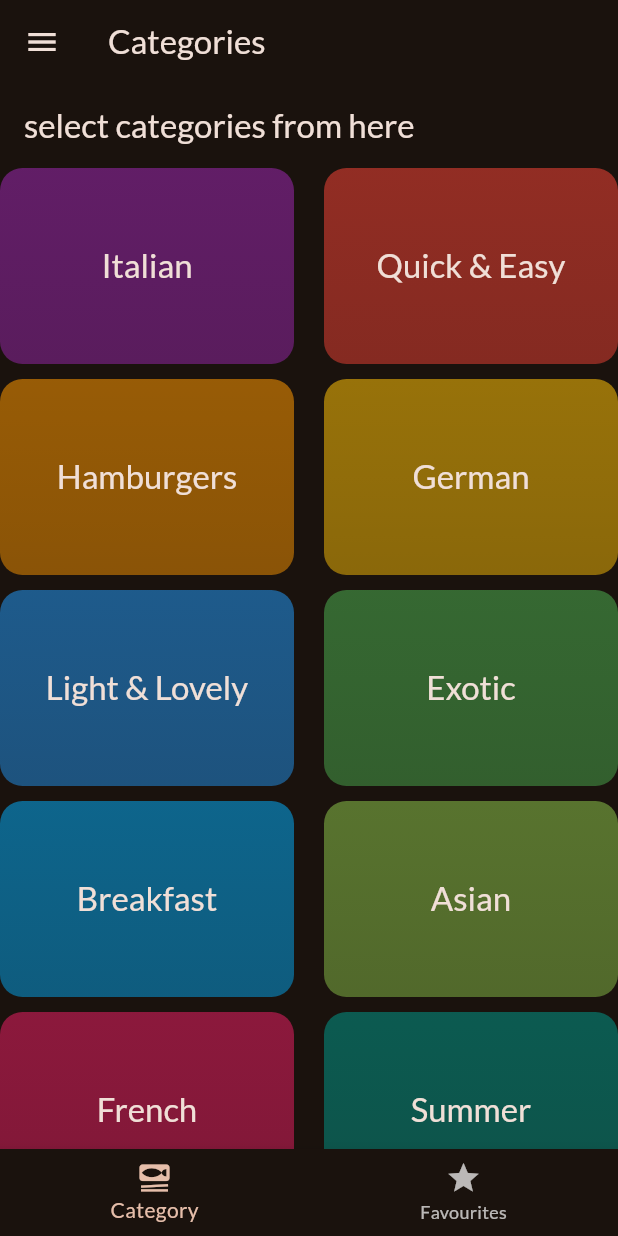
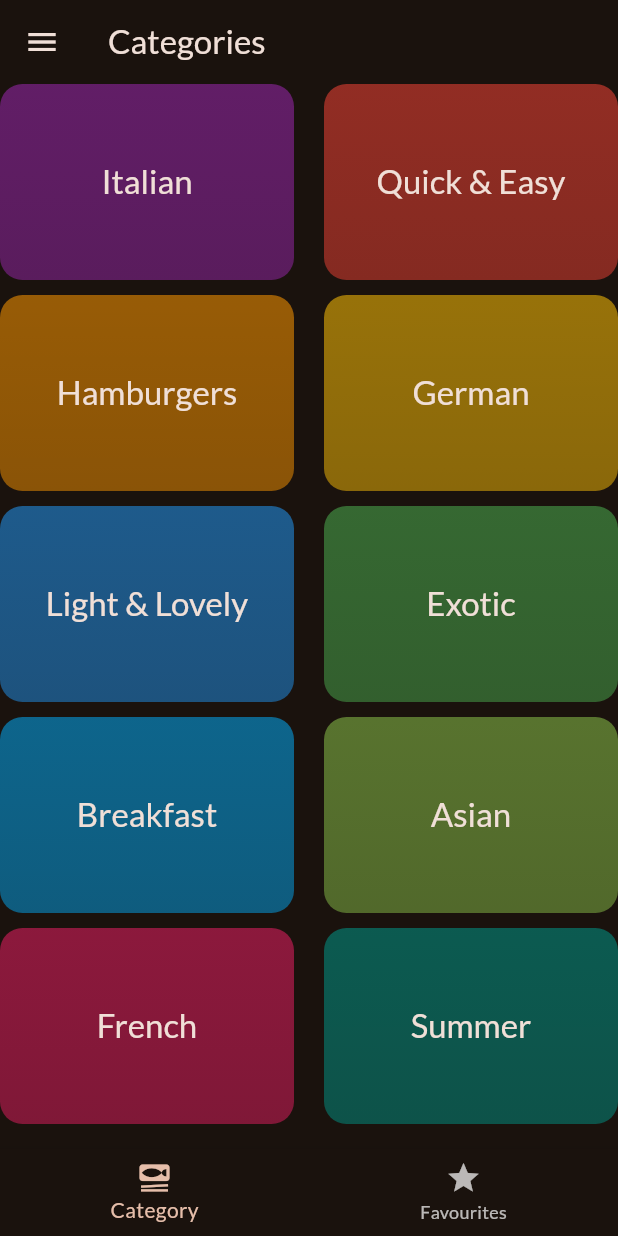
Before and after one commit to immortalAbdul01/Meals_app, a Flutter app: the screen it shows after launch, on a phone screen of 412 x 824 dp. Run offline on Flutter 3.47's test engine with Material 2 defaults, Android fonts, the phone set to English and light mode, and no system bars; our stand-ins replace flutter_riverpod, google_fonts, transparent_image.

Commit message:
final commit

```diff
--- a/lib/category_screen.dart
+++ b/lib/category_screen.dart
@@ -5,12 +5,37 @@ import 'package:to_do/data/dummy_data.dart';
 import 'package:to_do/meals_screen.dart';
 import 'package:to_do/widget/category_widget.dart';
 
-class CategoryScreen extends StatelessWidget {
+class CategoryScreen extends StatefulWidget {
   const CategoryScreen({super.key, required this.availableMeals});
 
   final List<Meal> availableMeals;
+
+  @override
+  State<CategoryScreen> createState() => _CategoryScreenState();
+}
+
+class _CategoryScreenState extends State<CategoryScreen>
+    with SingleTickerProviderStateMixin {
+  late AnimationController _animationController;
+
+  @override
+  void initState() {
+    _animationController = AnimationController(
+        vsync: this,
+        duration: const Duration(milliseconds: 300),
+        lowerBound: 0,
+        upperBound: 1);
+    _animationController.forward();
+  }
+
+  @override
+  void dispose() {
+    _animationController.dispose();
+    super.dispose();
+  }
+
   void _selectCategory(BuildContext context, Category category) {
-    final filteredmeals = availableMeals
+    final filteredmeals = widget.availableMeals
         .where((meal) => meal.categories.contains(category.id))
         .toList();
 
@@ -23,11 +48,9 @@ class CategoryScreen extends StatelessWidget {
 
   @override
   Widget build(BuildContext context) {
-    return (Scaffold(
-      appBar: AppBar(
-        title: const Text('select categories from here'),
-      ),
-      body: GridView(
+    return (AnimatedBuilder(
+      animation: _animationController,
+      child: GridView(
         gridDelegate: const SliverGridDelegateWithFixedCrossAxisCount(
           crossAxisCount: 2,
           mainAxisSpacing: 10,
@@ -44,6 +67,12 @@ class CategoryScreen extends StatelessWidget {
             )
         ],
       ),
+      builder: (ctx, child) => SlideTransition(
+        position: Tween(begin: const Offset(0, 0.3), end: const Offset(0, 0))
+            .animate(CurvedAnimation(
+                parent: _animationController, curve: Curves.easeInOut)),
+        child: child,
+      ),
     ));
   }
 }
```
Also changed, not shown: lib/dish_details.dart (+14 -4 lines), lib/meals_details.dart (+9 -6 lines).
